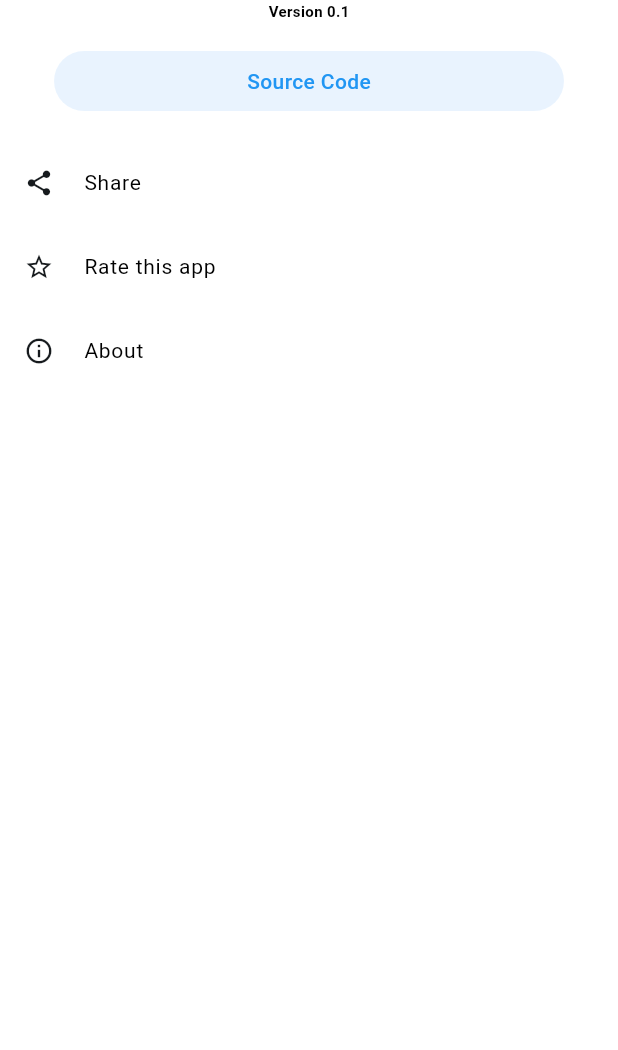
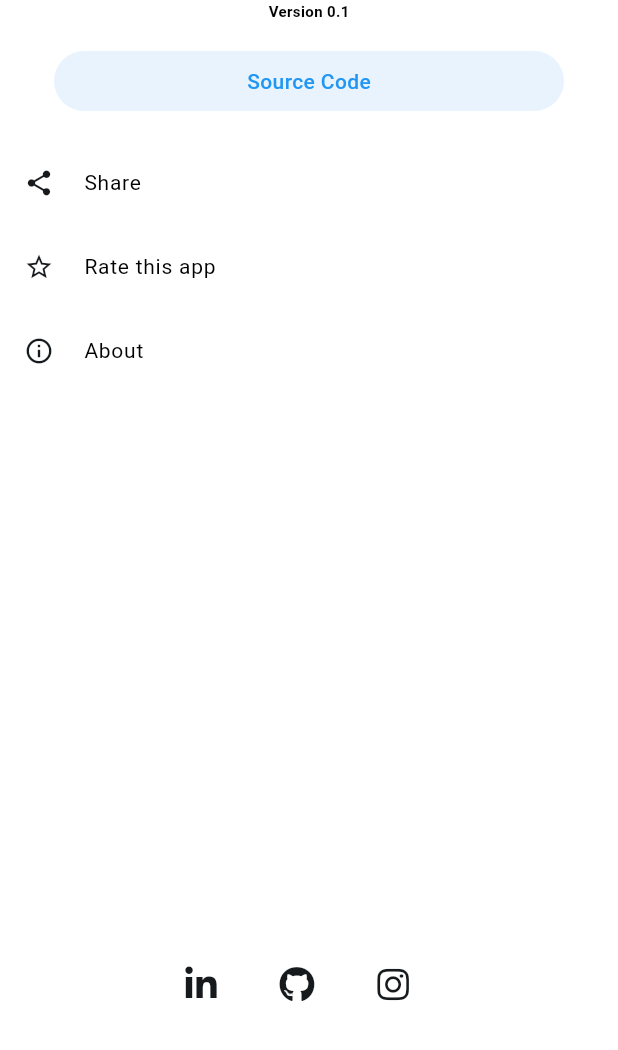
Before and after one commit to dariomatias-dev/flutter_guide, a Flutter app: the SettingsScreen screen opened directly, on a phone screen of 412 x 824 dp, the part 186-1236 px from its top. Run offline on Flutter 3.47's test engine with Material 3 defaults, Android fonts, the phone set to English and light mode, and no system bars; our stand-ins replace font_awesome_flutter, shared_preferences; missing offline and left inert: salomon_bottom_bar_extend; accounts and stored records are empty.

Commit message:
feat: created and implemented social media component
- Installed dependencies: font_awesome_flutter.
- Created social media component.
- Created variable with all available social media.
- Social media component implemented on the settings screen.

```diff
--- /dev/null
+++ b/lib/src/core/constants/social_networks.dart
@@ -0,0 +1,18 @@
+import 'package:font_awesome_flutter/font_awesome_flutter.dart';
+
+import 'package:flutter_guide/src/shared/models/social_network_model.dart';
+
+const socialNetworks = <SocialNetworkModel>[
+  SocialNetworkModel(
+    icon: FontAwesomeIcons.linkedinIn,
+    url: 'https://www.linkedin.com/in/dariomatias-dev/',
+  ),
+  SocialNetworkModel(
+    icon: FontAwesomeIcons.github,
+    url: 'https://github.com/dariomatias-dev/',
+  ),
+  SocialNetworkModel(
+    icon: FontAwesomeIcons.instagram,
+    url: 'https://www.instagram.com/dariomatias_dev/',
+  ),
+];
--- a/lib/src/features/settings/settings_screen.dart
+++ b/lib/src/features/settings/settings_screen.dart
@@ -1,7 +1,10 @@
 import 'package:flutter/material.dart';
+
+import 'package:flutter_guide/src/core/constants/social_networks.dart';
 
 import 'package:flutter_guide/src/features/settings/widgets/app_info_widget/app_info_widget.dart';
 import 'package:flutter_guide/src/features/settings/widgets/list_tile_item_widget.dart';
+import 'package:flutter_guide/src/features/settings/widgets/social_button_widget.dart';
 
 class SettingsScreen extends StatelessWidget {
   const SettingsScreen({super.key});
@@ -10,6 +13,7 @@ class SettingsScreen extends StatelessWidget {
   Widget build(BuildContext context) {
     return Scaffold(
       body: Column(
+        mainAxisSize: MainAxisSize.min,
         children: [
           const SizedBox(height: 36.0),
           const AppInfoWidget(),
@@ -29,6 +33,25 @@ class SettingsScreen extends StatelessWidget {
             icon: Icons.info_outline,
             onTap: () {},
           ),
+          Expanded(
+            child: Container(),
+          ),
+          Row(
+            mainAxisAlignment: MainAxisAlignment.center,
+            children: List.generate(
+              socialNetworks.length * 2,
+              (index) {
+                if (index % 2 == 1) {
+                  return const SizedBox(width: 16.0);
+                }
+
+                return SocialNetworkButtonWidget(
+                  socialNetwork: socialNetworks[index ~/ 2],
+                );
+              },
+            ),
+          ),
+          const SizedBox(height: 20.0),
         ],
       ),
     );
--- /dev/null
+++ b/lib/src/features/settings/widgets/social_button_widget.dart
@@ -0,0 +1,27 @@
+import 'package:flutter/material.dart';
+import 'package:font_awesome_flutter/font_awesome_flutter.dart';
+
+import 'package:flutter_guide/src/shared/models/social_network_model.dart';
+
+class SocialNetworkButtonWidget extends StatelessWidget {
+  const SocialNetworkButtonWidget({
+    super.key,
+    required this.socialNetwork,
+  });
+
+  final SocialNetworkModel socialNetwork;
+
+  @override
+  Widget build(BuildContext context) {
+    return IconButton(
+      onPressed: () {},
+      highlightColor: Colors.blue.withOpacity(0.07),
+      hoverColor: Colors.blue.withOpacity(0.08),
+      icon: FaIcon(
+        socialNetwork.icon,
+        color: Theme.of(context).colorScheme.primary,
+        size: 24.0,
+      ),
+    );
+  }
+}
--- /dev/null
+++ b/lib/src/shared/models/social_network_model.dart
@@ -0,0 +1,11 @@
+import 'package:flutter/material.dart';
+
+class SocialNetworkModel {
+  const SocialNetworkModel({
+    required this.icon,
+    required this.url,
+  });
+
+  final IconData icon;
+  final String url;
+}
--- a/pubspec.yaml
+++ b/pubspec.yaml
@@ -37,6 +37,7 @@ dependencies:
   cupertino_icons: ^1.0.6
   salomon_bottom_bar_extend: ^3.3.2
   shared_preferences: ^2.2.2
+  font_awesome_flutter: ^10.7.0
 
 dev_dependencies:
   flutter_test:
```
Also changed, not shown: pubspec.lock.
